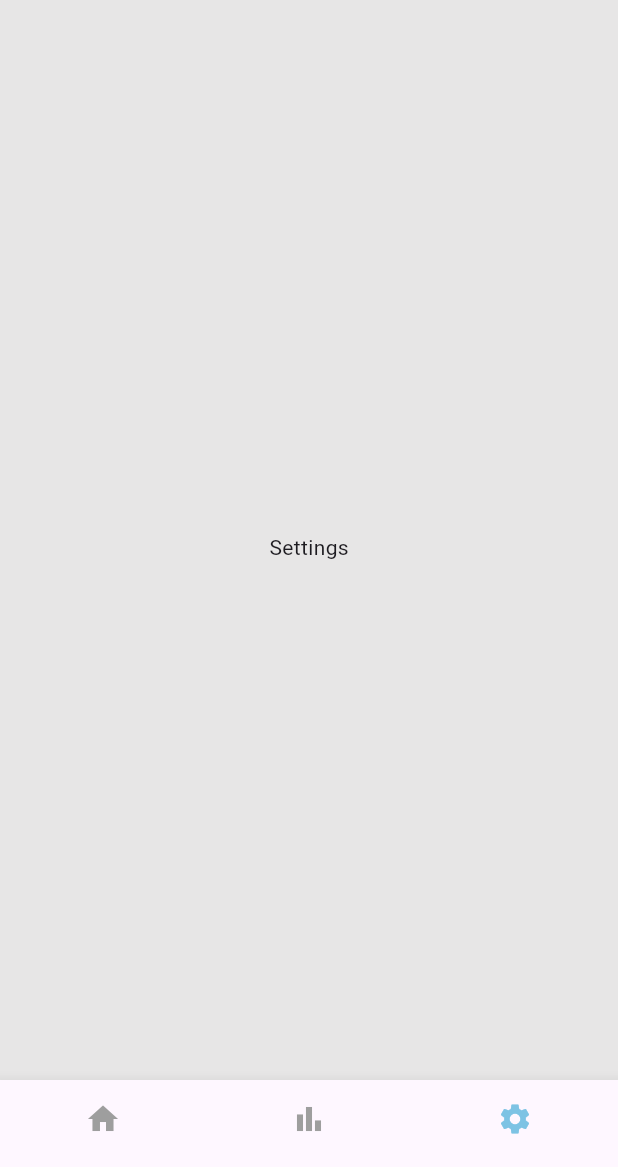
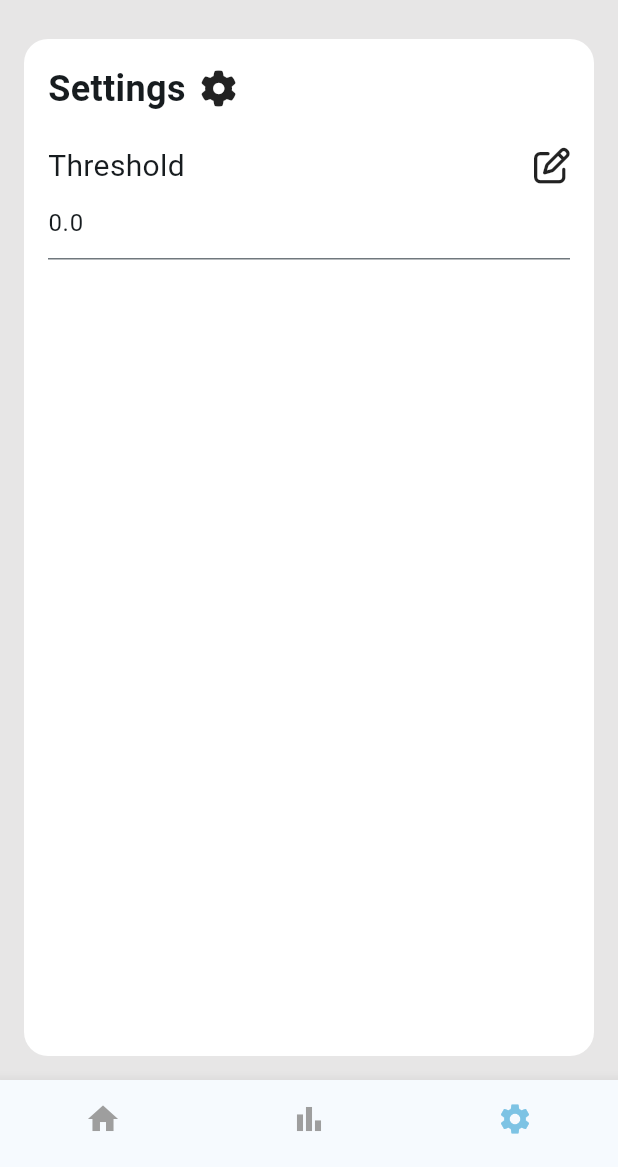
Before and after one commit to arvind-2000/flood-monitoring-system, a Flutter app: the screen it shows after launch, item 3 of the bottom bar chosen, on a phone screen of 412 x 824 dp, the part 69-1236 px from its top. Run offline on Flutter 3.47's test engine with Material 3 defaults, Android fonts, the phone set to English and light mode, and no system bars; our stand-ins replace font_awesome_flutter; network calls fail.

Commit message:
6/1/2024 fix all providers and added a parent class. Updated setting page

```diff
--- a/lib/const.dart
+++ b/lib/const.dart
@@ -10,7 +10,11 @@ const Color normalColor = Color.fromARGB(255, 125, 195, 228);
 const Color backgroundColor = Color.fromARGB(255, 231, 230, 230);
 const Color cardcolor = Colors.white;
 const double headersize = 28;
+const double headersize2 = 20;
+const double headersize3 = 24;
 const double regularfontsize = 16;
 const double regularpadding = 16;
 const double radius = 16;
 const threshold  = 60;
+const normalbanner = 'Normal';
+const alertbannertext = 'Danger';
--- a/lib/main.dart
+++ b/lib/main.dart
@@ -28,7 +28,7 @@ class MyApp extends StatelessWidget {
       title: appname,
       debugShowCheckedModeBanner: false,
       theme: ThemeData(
-        colorScheme: ColorScheme.fromSeed(seedColor: Colors.deepPurple),
+        colorScheme: ColorScheme.fromSeed(seedColor: normalColor),
         useMaterial3: true,
       ),
       home: const HomePage(),
--- a/lib/screens/mobile/mobilesettings.dart
+++ b/lib/screens/mobile/mobilesettings.dart
@@ -1,4 +1,6 @@
+import 'package:floodsystem/const.dart';
 import 'package:flutter/material.dart';
+import 'package:font_awesome_flutter/font_awesome_flutter.dart';
 
 class MobileSettings extends StatelessWidget {
   const MobileSettings({super.key});
@@ -6,7 +8,42 @@ class MobileSettings extends StatelessWidget {
   @override
   Widget build(BuildContext context) {
     return Container(
-      child: Center(child: Text('Settings'),),
+      decoration: BoxDecoration(
+        color:cardcolor,
+        borderRadius: BorderRadius.circular(radius)
+      ),
+      margin: EdgeInsets.all(regularpadding),
+      padding: EdgeInsets.all(regularpadding),
+      child: Column(
+        crossAxisAlignment: CrossAxisAlignment.start,
+        children: [
+          Row(
+
+            children: [
+
+              Text('Settings',style: TextStyle(fontSize: headersize3,fontWeight: FontWeight.bold),),
+              SizedBox(width: 10,),
+              FaIcon(FontAwesomeIcons.gear)
+            ],
+          ),
+          SizedBox(height: 20,),
+          Row(
+            mainAxisAlignment: MainAxisAlignment.spaceBetween,
+            children: [
+
+              Text('Threshold',style: TextStyle(fontSize: headersize2),),
+              FaIcon(FontAwesomeIcons.penToSquare)
+            ],
+          ),
+          TextFormField(
+          initialValue: '0.0',
+          decoration: InputDecoration(
+
+          ),
+
+          )
+        ],
+      )
     );
   }
 }
--- a/lib/services/services.dart
+++ b/lib/services/services.dart
@@ -1,6 +1,7 @@
 import 'dart:convert';
 import 'package:floodsystem/const.dart';
 import 'package:floodsystem/models/riverdetails.dart';
+import 'package:flutter/material.dart';
 import 'package:http/http.dart' as http;
 
 import '../models/river.dart';
@@ -48,4 +49,12 @@ class Service{
      return rivers;
 
   }
+
+
+    bool floodIndicator(double value){
+      if(value>threshold){
+        return true;
+      }
+      return false;
+    }
 }
--- a/pubspec.yaml
+++ b/pubspec.yaml
@@ -37,6 +37,7 @@ dependencies:
   cupertino_icons: ^1.0.2
   http: ^1.1.2
   provider: ^6.1.1
+  font_awesome_flutter: ^10.6.0
 
 dev_dependencies:
   flutter_test:
```
Also changed, not shown: lib/providers/imphalriverprovider.dart (+17 -1 lines), lib/providers/irilprovider.dart (+15 -1 lines), lib/providers/riverprovider.dart (+16 -0 lines), lib/screens/mobile.dart (+8 -4 lines), lib/widgets/dashboardcard.dart (+8 -3 lines), pubspec.lock.
